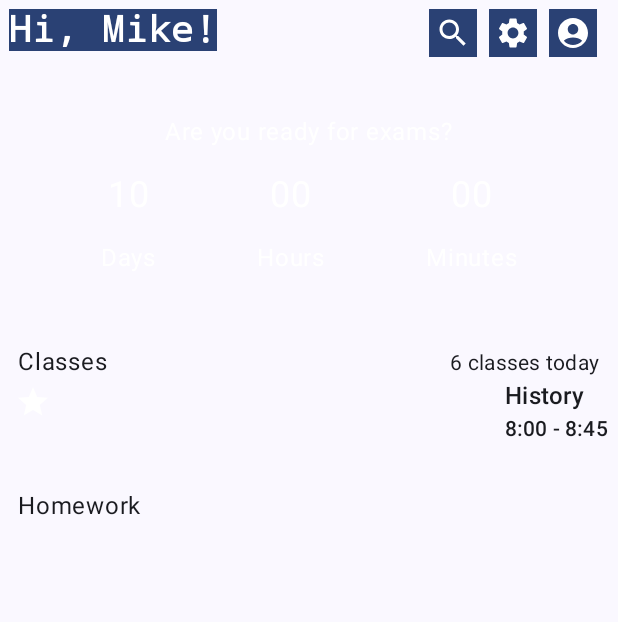
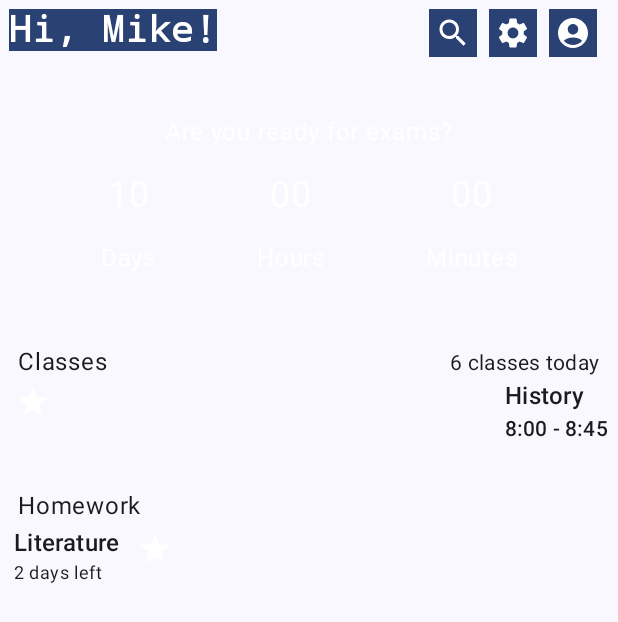
Before and after one commit to saityan/copycat, an Android app built with Jetpack Compose: the screen it shows after launch (MainActivity), on a phone screen of 412 x 824 dp. Shown: the top 622 px of the screen. Run offline under Robolectric (Android 15) with nearby library versions, the phone set to English and light mode, and no system bars; our stand-ins replace accompanist.

Commit message:
Homework new elements

```diff
--- /dev/null
+++ b/app/src/main/java/saityan/misc/copycat/view/main_screen/homework/DaysLeft.kt
@@ -0,0 +1,13 @@
+package saityan.misc.copycat.view.main_screen.homework
+
+import androidx.compose.material3.Text
+import androidx.compose.runtime.Composable
+import saityan.misc.copycat.ui.theme.Typography
+
+@Composable
+fun DaysLeft(daysLeft: Int) {
+    Text(
+        text = "$daysLeft days left",
+        style = Typography.bodySmall
+    )
+}
--- a/app/src/main/java/saityan/misc/copycat/view/main_screen/homework/Homework.kt
+++ b/app/src/main/java/saityan/misc/copycat/view/main_screen/homework/Homework.kt
@@ -19,7 +19,7 @@ fun Homework() {
         ) {
             HomeworkHeader()
 
-            HomeworkBody()
+            HomeworkList()
         }
     }
 }
--- a/app/src/main/java/saityan/misc/copycat/view/main_screen/homework/HomeworkBody.kt
+++ b/app/src/main/java/saityan/misc/copycat/view/main_screen/homework/HomeworkBody.kt
@@ -5,7 +5,7 @@ import androidx.compose.ui.tooling.preview.Preview
 
 @Composable
 fun HomeworkBody() {
-
+    HomeworkLessonHeader()
 }
 
 @Preview(showBackground = false)
--- /dev/null
+++ b/app/src/main/java/saityan/misc/copycat/view/main_screen/homework/HomeworkLessonHeader.kt
@@ -0,0 +1,36 @@
+package saityan.misc.copycat.view.main_screen.homework
+
+import androidx.compose.foundation.layout.*
+import androidx.compose.runtime.Composable
+import androidx.compose.ui.Modifier
+import androidx.compose.ui.tooling.preview.Preview
+import androidx.compose.ui.unit.dp
+import saityan.misc.copycat.view.main_screen.lessons.LessonIcon
+import saityan.misc.copycat.view.main_screen.lessons.LessonName
+
+@Composable
+fun HomeworkLessonHeader(
+    lessonName: String = "Literature",
+    daysLeft: Int = 2
+) {
+    Row() {
+        Column(modifier = Modifier.padding(3.dp)) {
+
+            LessonName(lessonName = lessonName)
+
+            DaysLeft(daysLeft = daysLeft)
+        }
+
+        Column(modifier = Modifier.padding(3.dp)) {
+
+            LessonIcon()
+
+        }
+    }
+}
+
+@Preview(showBackground = false)
+@Composable
+fun HomeworkLessonHeaderPreview() {
+    HomeworkLessonHeader()
+}
--- /dev/null
+++ b/app/src/main/java/saityan/misc/copycat/view/main_screen/homework/HomeworkList.kt
@@ -0,0 +1,8 @@
+package saityan.misc.copycat.view.main_screen.homework
+
+import androidx.compose.runtime.Composable
+
+@Composable
+fun HomeworkList() {
+    HomeworkBody()
+}
```
